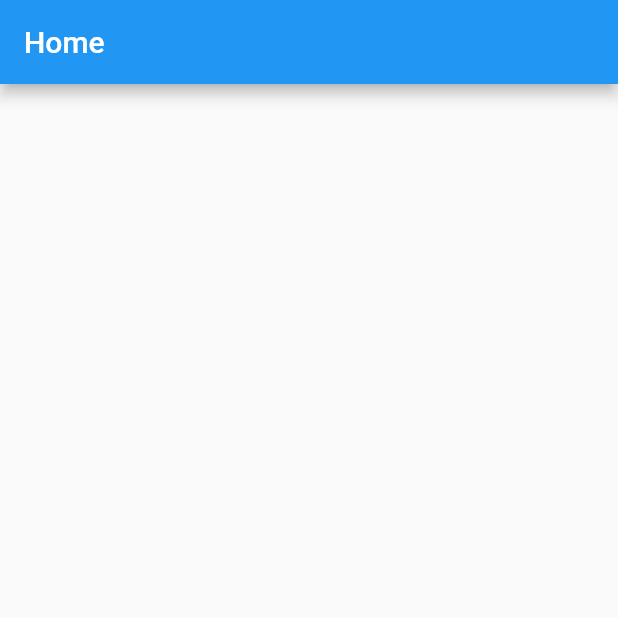
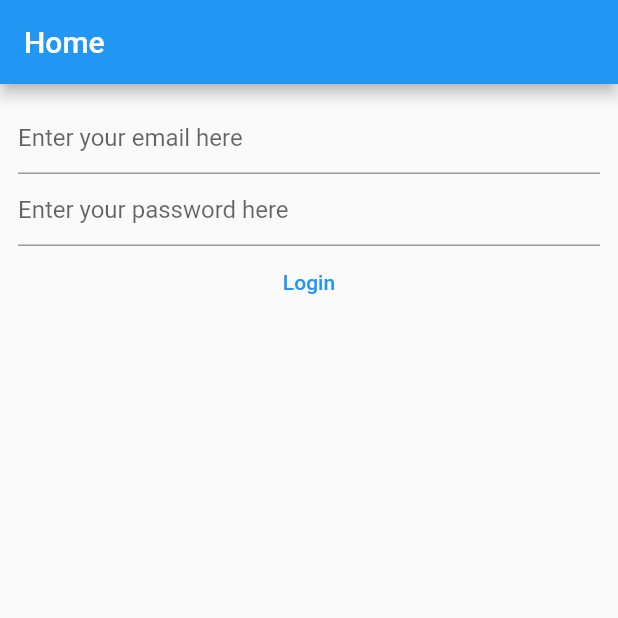
Before and after one commit to Naveenchand06/Flutter-StateManagement-Bloc, a Flutter app: the screen it shows after launch, on a phone screen of 412 x 824 dp, the top half of it. Run offline on Flutter 3.47's test engine with Material 2 defaults, Android fonts, the phone set to English and light mode, and no system bars; our stand-ins replace bloc, flutter_bloc, flutter_hooks.

Commit message:
Mocking API, Managing state with BLOC

```diff
--- /dev/null
+++ b/lib/api/login_api.dart
@@ -0,0 +1,26 @@
+import 'package:flutter/foundation.dart' show immutable;
+import 'package:testingbloc_course/models.dart';
+
+// Mocking login API
+
+@immutable
+abstract class LoginApiProtocol {
+  const LoginApiProtocol();
+
+  // We are saying that whoever wants to be an API has to be implement this login function
+  Future<LoginHandle?> login({required String email, required String password});
+}
+
+class LoginApi implements LoginApiProtocol {
+  // Singleton pattern (These 3 lines is used to create singleton in dart)
+  const LoginApi._sharedInstance();
+  static const LoginApi _shared = LoginApi._sharedInstance();
+  factory LoginApi.instance() => _shared;
+
+  @override
+  Future<LoginHandle?> login(
+          {required String email, required String password}) =>
+      Future.delayed(const Duration(seconds: 3),
+              () => email == 'foo@bar.com' && password == 'foobar')
+          .then((isLoggedIn) => isLoggedIn ? const LoginHandle.fooBar() : null);
+}
--- /dev/null
+++ b/lib/api/notes_api.dart
@@ -0,0 +1,22 @@
+import 'package:flutter/foundation.dart' show immutable;
+import 'package:testingbloc_course/models.dart';
+
+// Mocking load notes API
+
+@immutable
+abstract class NotesApiProtocol {
+  const NotesApiProtocol();
+
+  Future<Iterable<Note>?> getNotes({
+    required LoginHandle loginHandle,
+  });
+}
+
+class NotesApi implements NotesApiProtocol {
+  @override
+  Future<Iterable<Note>?> getNotes({
+    required LoginHandle loginHandle,
+  }) =>
+      Future.delayed(const Duration(seconds: 2),
+          () => loginHandle == const LoginHandle.fooBar() ? mockNotes : null);
+}
--- /dev/null
+++ b/lib/bloc/actions.dart
@@ -0,0 +1,23 @@
+import 'package:flutter/foundation.dart' show immutable;
+
+// This file contains the Actions or Events involved in this app.
+// Parameters required for the action is defined in the corresponsing action class.
+
+@immutable
+abstract class AppAction {
+  const AppAction();
+}
+
+@immutable
+class LoginAction implements AppAction {
+  final String email;
+  final String password;
+
+  const LoginAction({
+    required this.email,
+    required this.password,
+  });
+}
+
+@immutable
+class LoadNotesAction implements AppAction {}
--- /dev/null
+++ b/lib/bloc/app_state.dart
@@ -0,0 +1,34 @@
+import 'package:flutter/foundation.dart' show immutable;
+import 'package:testingbloc_course/models.dart';
+
+// This file contains the state of the app.
+
+@immutable
+class AppState {
+  final bool isLoading;
+  final LoginErrors? loginError;
+  final LoginHandle? loginHandle;
+  final Iterable<Note>? fetchedNotes;
+
+  // Initial state of the app
+  const AppState.empty()
+      : isLoading = false,
+        loginError = null,
+        loginHandle = null,
+        fetchedNotes = null;
+
+  const AppState({
+    required this.isLoading,
+    required this.loginError,
+    required this.loginHandle,
+    required this.fetchedNotes,
+  });
+
+  @override
+  String toString() => {
+        'isLoading': isLoading,
+        'loginError': loginError,
+        'loginHandle': loginHandle,
+        'fetchedNotes': fetchedNotes,
+      }.toString();
+}
--- /dev/null
+++ b/lib/dialog/loading_screen_controller.dart
@@ -0,0 +1,16 @@
+// Loading screen controller is a kind of gateway for updating it or closing it.
+import 'package:flutter/foundation.dart' show immutable;
+
+typedef CloseLoadingScreen = bool Function();
+typedef UpdateLoadingScreen = bool Function(String text);
+
+@immutable
+class LoadingScreenController {
+  final CloseLoadingScreen close;
+  final UpdateLoadingScreen update;
+
+  const LoadingScreenController({
+    required this.close,
+    required this.update,
+  });
+}
--- a/lib/main.dart
+++ b/lib/main.dart
@@ -1,4 +1,15 @@
 import 'package:flutter/material.dart';
+import 'package:flutter_bloc/flutter_bloc.dart';
+import 'package:testingbloc_course/api/login_api.dart';
+import 'package:testingbloc_course/api/notes_api.dart';
+import 'package:testingbloc_course/bloc/actions.dart';
+import 'package:testingbloc_course/bloc/app_bloc.dart';
+import 'package:testingbloc_course/bloc/app_state.dart';
+import 'package:testingbloc_course/dialog/generic_dialog.dart';
+import 'package:testingbloc_course/dialog/loading_screen.dart';
+import 'package:testingbloc_course/models.dart';
+import 'package:testingbloc_course/views/iterable_list_view.dart';
+import 'package:testingbloc_course/views/login_view.dart';
 
 void main() {
   runApp(
@@ -13,14 +24,78 @@ void main() {
   );
 }
 
+// We are mocking two APIs - login, load notes
+
+// Based on the events, app's state will change
+// So, the current state is AppState class
+// The bloc we created for this is AppBloc class
+// Actions or events that can happen in the app are listed in 'actions.dart' file.
+// Define how the state should change when a action is happening in the constructor of AppBloc class
+
 class HomePage extends StatelessWidget {
   const HomePage({Key? key}) : super(key: key);
 
   @override
   Widget build(BuildContext context) {
-    return Scaffold(
-      appBar: AppBar(
-        title: const Text('Home'),
+    return BlocProvider(
+      create: (context) => AppBloc(
+        loginApi: LoginApi.instance(),
+        notesApi: NotesApi(),
+      ),
+      child: Scaffold(
+        appBar: AppBar(
+          title: const Text('Home'),
+        ),
+        body: BlocConsumer<AppBloc, AppState>(
+          listener: (context, appState) {
+            // Loading Screen
+            if (appState.isLoading) {
+              LoadingScreen.instance().show(
+                context: context,
+                text: 'Please wait...',
+              );
+            } else {
+              LoadingScreen.instance().hide();
+            }
+
+            // Display possible error
+            final loginError = appState.loginError;
+            if (loginError != null) {
+              showGenericDialog(
+                context: context,
+                title: 'Login Error',
+                content: 'There is an error while login',
+                optionsBuilder: () => {'Ok': true},
+              );
+            }
+
+            // if we logged in, but we have no fetched notes, fetch them now
+            if (appState.isLoading == false &&
+                appState.loginError == null &&
+                appState.loginHandle == const LoginHandle.fooBar() &&
+                appState.fetchedNotes == null) {
+              // Triggering an Action or Event from UI
+              context.read<AppBloc>().add(
+                    LoadNotesAction(),
+                  );
+            }
+          },
+          builder: (context, appState) {
+            final notes = appState.fetchedNotes;
+            if (notes == null) {
+              return LoginView(
+                onLoginTapped: (email, password) {
+                  // Triggering an Action or Event from UI
+                  context.read<AppBloc>().add(
+                        LoginAction(email: email, password: password),
+                      );
+                },
+              );
+            } else {
+              return notes.toListView();
+            }
+          },
+        ),
       ),
     );
   }
--- /dev/null
+++ b/lib/models.dart
@@ -0,0 +1,37 @@
+import 'package:flutter/foundation.dart' show immutable;
+
+@immutable
+class LoginHandle {
+  final String token;
+
+  const LoginHandle({required this.token});
+
+  const LoginHandle.fooBar() : token = 'foobar';
+
+  @override
+  bool operator ==(covariant LoginHandle other) => token == other.token;
+
+  @override
+  int get hashCode => token.hashCode;
+
+  @override
+  String toString() => 'LoginHandle (token: $token)';
+}
+
+enum LoginErrors {
+  invalidHandle,
+}
+
+class Note {
+  final String title;
+
+  Note({required this.title});
+
+  @override
+  String toString() => 'Note (title: $title)';
+}
+
+final mockNotes = Iterable.generate(
+  3,
+  (i) => Note(title: 'Note ${i + 1}'),
+);
--- /dev/null
+++ b/lib/views/email_text_field.dart
@@ -0,0 +1,22 @@
+import 'package:flutter/material.dart';
+
+class EmailTextField extends StatelessWidget {
+  final TextEditingController emailController;
+
+  const EmailTextField({
+    Key? key,
+    required this.emailController,
+  }) : super(key: key);
+
+  @override
+  Widget build(BuildContext context) {
+    return TextField(
+      controller: emailController,
+      keyboardType: TextInputType.emailAddress,
+      autocorrect: false,
+      decoration: const InputDecoration(
+        hintText: 'Enter your email here',
+      ),
+    );
+  }
+}
--- /dev/null
+++ b/lib/views/login_button.dart
@@ -0,0 +1,38 @@
+import 'package:flutter/material.dart';
+import 'package:testingbloc_course/dialog/generic_dialog.dart';
+
+typedef OnLoginTapped = void Function(String email, String password);
+
+class LoginButton extends StatelessWidget {
+  final TextEditingController emailController;
+  final TextEditingController passwordController;
+  final OnLoginTapped onLoginTapped;
+
+  const LoginButton({
+    Key? key,
+    required this.emailController,
+    required this.passwordController,
+    required this.onLoginTapped,
+  }) : super(key: key);
+
+  @override
+  Widget build(BuildContext context) {
+    return TextButton(
+      onPressed: () {
+        final email = emailController.text;
+        final password = passwordController.text;
+        if (email.isEmpty || password.isEmpty) {
+          showGenericDialog(
+            context: context,
+            title: 'Please fill both email and password',
+            content: 'Check both fields',
+            optionsBuilder: () => {'OK': true},
+          );
+        } else {
+          onLoginTapped(email, password);
+        }
+      },
+      child: const Text('Login'),
+    );
+  }
+}
--- /dev/null
+++ b/lib/views/login_view.dart
@@ -0,0 +1,34 @@
+import 'package:flutter/material.dart';
+import 'package:flutter_hooks/flutter_hooks.dart';
+import 'package:testingbloc_course/views/email_text_field.dart';
+import 'package:testingbloc_course/views/login_button.dart';
+import 'package:testingbloc_course/views/password_text_field.dart';
+
+class LoginView extends HookWidget {
+  final OnLoginTapped onLoginTapped;
+
+  const LoginView({
+    Key? key,
+    required this.onLoginTapped,
+  }) : super(key: key);
+
+  @override
+  Widget build(BuildContext context) {
+    final emailController = useTextEditingController();
+    final passwordController = useTextEditingController();
+    return Padding(
+      padding: const EdgeInsets.all(12.0),
+      child: Column(
+        children: [
+          EmailTextField(emailController: emailController),
+          PasswordTextField(passwordController: passwordController),
+          LoginButton(
+            emailController: emailController,
+            passwordController: passwordController,
+            onLoginTapped: onLoginTapped,
+          ),
+        ],
+      ),
+    );
+  }
+}
--- /dev/null
+++ b/lib/views/password_text_field.dart
@@ -0,0 +1,22 @@
+import 'package:flutter/material.dart';
+
+class PasswordTextField extends StatelessWidget {
+  final TextEditingController passwordController;
+
+  const PasswordTextField({
+    Key? key,
+    required this.passwordController,
+  }) : super(key: key);
+
+  @override
+  Widget build(BuildContext context) {
+    return TextField(
+      controller: passwordController,
+      keyboardType: TextInputType.emailAddress,
+      obscureText: true,
+      decoration: const InputDecoration(
+        hintText: 'Enter your password here',
+      ),
+    );
+  }
+}
--- a/pubspec.yaml
+++ b/pubspec.yaml
@@ -35,6 +35,7 @@ dependencies:
   cupertino_icons: ^1.0.2
   bloc: ^8.0.3
   flutter_bloc: ^8.0.1
+  flutter_hooks: ^0.18.5+1
 
 dev_dependencies:
   flutter_test:
```
Also changed, not shown: lib/bloc/app_bloc.dart (added, +87 -0 lines), lib/dialog/generic_dialog.dart (added, +37 -0 lines), lib/dialog/loading_screen.dart (added, +108 -0 lines), lib/views/iterable_list_view.dart (added, +27 -0 lines), pubspec.lock, 1 other file.
